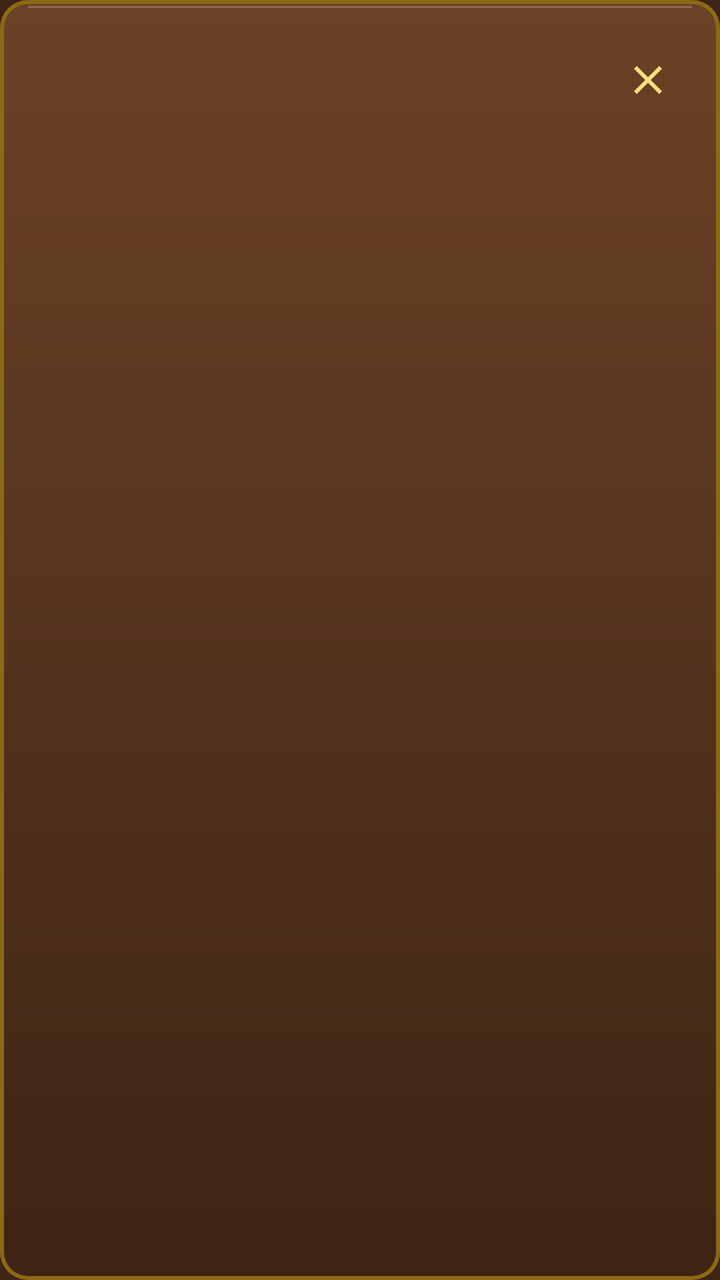
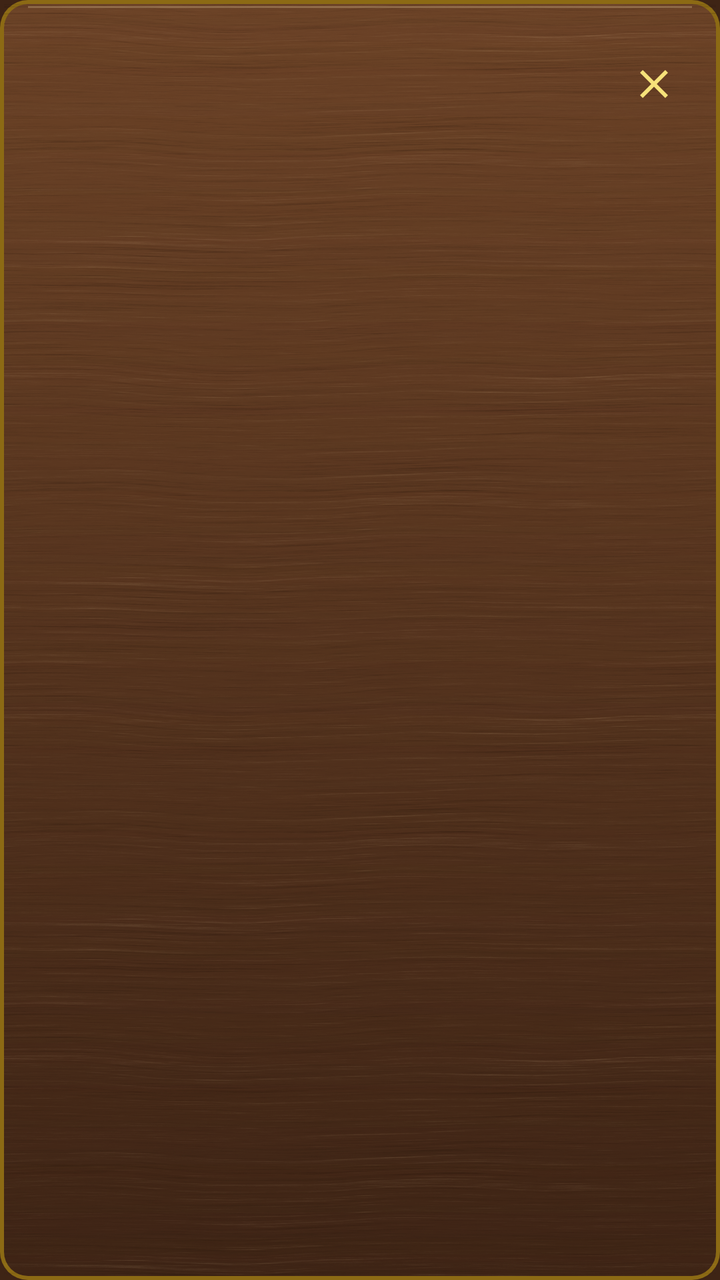

Compare the two renders of this Android layout. The source of the first and the diff that turns it into the second are given below.
<!-- AndroidManifest.xml: application theme Theme.Ready -->
<!-- res/layout/dialog_shelf.xml -->
<?xml version="1.0" encoding="utf-8"?>
<LinearLayout xmlns:android="http://schemas.android.com/apk/res/android"
    android:layout_width="match_parent"
    android:layout_height="wrap_content"
    android:background="@drawable/panel_wood"
    android:focusable="true"
    android:focusableInTouchMode="true"
    android:orientation="vertical"
    android:padding="18dp">

    
    <FrameLayout
        android:layout_width="match_parent"
        android:layout_height="44dp">

        <ImageButton
            android:id="@+id/dialogBack"
            android:layout_width="36dp"
            android:layout_height="44dp"
            android:layout_gravity="start"
            android:background="?attr/selectableItemBackgroundBorderless"
            android:contentDescription="@string/back"
            android:src="@drawable/ic_back"
            android:visibility="gone" />

        <FrameLayout
            android:layout_width="match_parent"
            android:layout_height="match_parent"
            android:layout_marginEnd="76dp"
            android:layout_marginStart="76dp">

            <TextView
                android:id="@+id/dialogTitle"
                style="@style/TitlePlate" />

            
            <EditText
                android:id="@+id/dialogName"
                style="@style/TitlePlate"
                android:layout_width="match_parent"
                android:hint="@string/name"
                android:imeOptions="actionDone|flagNoExtractUi"
                android:importantForAutofill="no"
                android:inputType="textCapSentences|textNoSuggestions"
                android:textColorHint="@color/gold_dark"
                android:visibility="gone" />
        </FrameLayout>

        
        <LinearLayout
            android:id="@+id/dialogIcons"
            android:layout_width="wrap_content"
            android:layout_height="match_parent"
            android:layout_gravity="end"
            android:orientation="horizontal">

            <ImageButton
                android:id="@+id/dialogClose"
                android:layout_width="36dp"
                android:layout_height="44dp"
                android:background="?attr/selectableItemBackgroundBorderless"
                android:contentDescription="@string/close"
                android:src="@drawable/ic_close" />
        </LinearLayout>
    </FrameLayout>

    <LinearLayout
        android:id="@+id/dialogBody"
        android:layout_width="match_parent"
        android:layout_height="wrap_content"
        android:layout_marginTop="16dp"
        android:orientation="horizontal"
        android:visibility="gone">

        <io.github.edoardonegri.ready.RatioImageView
            android:id="@+id/dialogCover"
            android:layout_width="96dp"
            android:layout_height="wrap_content"
            android:layout_marginEnd="16dp"
            android:background="#FF24160D"
            android:elevation="4dp"
            android:importantForAccessibility="no"
            android:scaleType="centerCrop"
            android:visibility="gone" />

        <TextView
            android:id="@+id/dialogDetails"
            android:layout_width="0dp"
            android:layout_height="wrap_content"
            android:layout_weight="1"
            android:fontFamily="serif"
            android:lineSpacingExtra="4dp"
            android:textColor="@color/cream"
            android:textSize="14sp" />
    </LinearLayout>

    <EditText
        android:id="@+id/dialogInput"
        android:layout_width="match_parent"
        android:layout_height="44dp"
        android:layout_marginTop="16dp"
        android:background="@drawable/field"
        android:fontFamily="serif"
        android:imeOptions="actionDone|flagNoExtractUi"
        android:importantForAutofill="no"
        android:inputType="textCapSentences"
        android:paddingEnd="12dp"
        android:paddingStart="12dp"
        android:textColor="@color/cream"
        android:textColorHint="@color/gold_dark"
        android:textSize="16sp"
        android:visibility="gone" />

    
    <ScrollView
        android:id="@+id/dialogScroll"
        android:layout_width="match_parent"
        android:layout_height="wrap_content"
        android:layout_marginTop="6dp"
        android:visibility="gone">

        <LinearLayout
            android:id="@+id/dialogOptions"
            android:layout_width="match_parent"
            android:layout_height="wrap_content"
            android:orientation="vertical" />
    </ScrollView>

    <TextView
        android:id="@+id/dialogPrimary"
        style="@style/BrassButton"
        android:layout_width="match_parent"
        android:layout_marginTop="18dp"
        android:visibility="gone" />
</LinearLayout>
<!-- resources referenced by this layout -->
<resources>
  <color name="cream">#FFF3E6C8</color>
  <color name="gold_dark">#FF8C6A14</color>
  <!-- drawable field (drawable) -->
  <?xml version="1.0" encoding="utf-8"?>
  <shape xmlns:android="http://schemas.android.com/apk/res/android">
      <corners android:radius="6dp" />
      <solid android:color="@color/shelf_back" />
      <stroke
          android:width="1.5dp"
          android:color="@color/gold_dark" />
  </shape>
  <!-- drawable ic_back (drawable) -->
  <vector xmlns:android="http://schemas.android.com/apk/res/android"
      android:width="24dp"
      android:height="24dp"
      android:autoMirrored="true"
      android:viewportWidth="24"
      android:viewportHeight="24">
      <path
          android:fillColor="#FFF6E27A"
          android:pathData="M20,11H7.83l5.59,-5.59L12,4l-8,8 8,8 1.41,-1.41L7.83,13H20v-2z" />
  </vector>
  <!-- drawable panel_wood (drawable) -->
  <?xml version="1.0" encoding="utf-8"?>
  <layer-list xmlns:android="http://schemas.android.com/apk/res/android">
      <item>
          <shape>
              <corners android:radius="14dp" />
              <solid android:color="@color/gold_dark" />
          </shape>
      </item>
      <item android:bottom="2dp" android:left="2dp" android:right="2dp" android:top="2dp">
          <shape>
              <corners android:radius="12dp" />
              <gradient
                  android:angle="270"
                  android:endColor="@color/wood_dark"
                  android:startColor="@color/wood" />
          </shape>
      </item>
      
      <item android:height="1dp" android:gravity="top" android:left="14dp" android:right="14dp" android:top="3dp">
          <shape>
              <solid android:color="#40FFE2B0" />
          </shape>
      </item>
  </layer-list>
  <string name="back">Back</string>
  <string name="close">Close</string>
  <string name="name">Name</string>
  <style name="TitlePlate">
          <item name="android:layout_width">wrap_content</item>
          <item name="android:layout_height">40dp</item>
          <item name="android:layout_gravity">center</item>
          <item name="android:minWidth">132dp</item>
          <item name="android:gravity">center</item>
          <item name="android:paddingStart">26dp</item>
          <item name="android:paddingEnd">26dp</item>
          <item name="android:paddingTop">0dp</item>
          <item name="android:paddingBottom">2dp</item>
          <item name="android:fontFamily">serif</item>
          <item name="android:textStyle">bold</item>
          <item name="android:textSize" tools:ignore="SpUsage">18dp</item>
          <item name="android:textColor">@color/plaque_text</item>
          <item name="android:singleLine">true</item>
          <item name="android:ellipsize">end</item>
          <item name="android:shadowColor">#99FFF6C8</item>
          <item name="android:shadowDy">1</item>
          <item name="android:shadowRadius">1</item>
      </style>
  <color name="shelf_back">#FF2A1A10</color>
  <color name="wood_dark">#FF3E2415</color>
  <color name="wood">#FF6B4226</color>
  <color name="plaque_text">#FF3B2A05</color>
  <color name="gold">#FFD4AF37</color>
  <color name="black">#FF000000</color>
  <!-- unchanged entries left out for length: 3 -->
</resources>

<!-- the commit's change to res/layout/dialog_shelf.xml (unified diff, before → after) -->
@@ -9,25 +9,36 @@
     android:padding="18dp">
 
     
-    <FrameLayout
+    <LinearLayout
         android:layout_width="match_parent"
-        android:layout_height="44dp">
+        android:layout_height="48dp"
+        android:baselineAligned="false"
+        android:gravity="center_vertical"
+        android:orientation="horizontal">
 
-        <ImageButton
-            android:id="@+id/dialogBack"
-            android:layout_width="36dp"
+        <LinearLayout
+            android:id="@+id/dialogStart"
+            android:layout_width="wrap_content"
             android:layout_height="44dp"
-            android:layout_gravity="start"
-            android:background="?attr/selectableItemBackgroundBorderless"
-            android:contentDescription="@string/back"
-            android:src="@drawable/ic_back"
-            android:visibility="gone" />
+            android:minWidth="44dp"
+            android:orientation="horizontal">
+
+            <ImageButton
+                android:id="@+id/dialogBack"
+                android:layout_width="44dp"
+                android:layout_height="44dp"
+                android:paddingStart="0dp"
+                android:paddingEnd="14dp"
+                android:background="?attr/selectableItemBackgroundBorderless"
+                android:contentDescription="@string/back"
+                android:src="@drawable/ic_back"
+                android:visibility="gone" />
+        </LinearLayout>
 
         <FrameLayout
-            android:layout_width="match_parent"
+            android:layout_width="0dp"
             android:layout_height="match_parent"
-            android:layout_marginEnd="76dp"
-            android:layout_marginStart="76dp">
+            android:layout_weight="1">
 
             <TextView
                 android:id="@+id/dialogTitle"
@@ -37,7 +48,6 @@
             <EditText
                 android:id="@+id/dialogName"
                 style="@style/TitlePlate"
-                android:layout_width="match_parent"
                 android:hint="@string/name"
                 android:imeOptions="actionDone|flagNoExtractUi"
                 android:importantForAutofill="no"
@@ -46,53 +56,46 @@
                 android:visibility="gone" />
         </FrameLayout>
 
-        
         <LinearLayout
             android:id="@+id/dialogIcons"
             android:layout_width="wrap_content"
-            android:layout_height="match_parent"
-            android:layout_gravity="end"
+            android:layout_height="44dp"
+            android:gravity="end"
+            android:minWidth="44dp"
             android:orientation="horizontal">
 
             <ImageButton
                 android:id="@+id/dialogClose"
-                android:layout_width="36dp"
+                android:layout_width="44dp"
                 android:layout_height="44dp"
+                android:paddingStart="14dp"
+                android:paddingEnd="0dp"
                 android:background="?attr/selectableItemBackgroundBorderless"
                 android:contentDescription="@string/close"
                 android:src="@drawable/ic_close" />
         </LinearLayout>
-    </FrameLayout>
+    </LinearLayout>
 
-    <LinearLayout
-        android:id="@+id/dialogBody"
+    
+    <TextView
+        android:id="@+id/dialogDetails"
         android:layout_width="match_parent"
         android:layout_height="wrap_content"
         android:layout_marginTop="16dp"
-        android:orientation="horizontal"
-        android:visibility="gone">
+        android:fontFamily="serif"
+        android:lineSpacingExtra="4dp"
+        android:textColor="@color/cream"
+        android:textSize="14sp"
+        android:visibility="gone" />
 
-        <io.github.edoardonegri.ready.RatioImageView
-            android:id="@+id/dialogCover"
-            android:layout_width="96dp"
-            android:layout_height="wrap_content"
-            android:layout_marginEnd="16dp"
-            android:background="#FF24160D"
-            android:elevation="4dp"
-            android:importantForAccessibility="no"
-            android:scaleType="centerCrop"
-            android:visibility="gone" />
-
-        <TextView
-            android:id="@+id/dialogDetails"
-            android:layout_width="0dp"
-            android:layout_height="wrap_content"
-            android:layout_weight="1"
-            android:fontFamily="serif"
-            android:lineSpacingExtra="4dp"
-            android:textColor="@color/cream"
-            android:textSize="14sp" />
-    </LinearLayout>
+    
+    <LinearLayout
+        android:id="@+id/dialogGrid"
+        android:layout_width="match_parent"
+        android:layout_height="wrap_content"
+        android:layout_marginTop="6dp"
+        android:orientation="vertical"
+        android:visibility="gone" />
 
     <EditText
         android:id="@+id/dialogInput"
@@ -126,6 +129,41 @@
             android:orientation="vertical" />
     </ScrollView>
 
+    
+    <View
+        android:id="@+id/dialogRule"
+        android:layout_width="match_parent"
+        android:layout_height="1dp"
+        android:layout_marginTop="16dp"
+        android:background="@color/gold_dark"
+        android:visibility="gone" />
+
+    <LinearLayout
+        android:id="@+id/dialogPair"
+        android:layout_width="match_parent"
+        android:layout_height="wrap_content"
+        android:layout_marginTop="6dp"
+        android:baselineAligned="false"
+        android:orientation="horizontal"
+        android:visibility="gone">
+
+        <TextView
+            android:id="@+id/dialogFirst"
+            style="@style/BrassButton"
+            android:layout_width="0dp"
+            android:layout_marginEnd="5dp"
+            android:layout_marginTop="10dp"
+            android:layout_weight="1" />
+
+        <TextView
+            android:id="@+id/dialogSecond"
+            style="@style/BrassButton"
+            android:layout_width="0dp"
+            android:layout_marginStart="5dp"
+            android:layout_marginTop="10dp"
+            android:layout_weight="1" />
+    </LinearLayout>
+
     <TextView
         android:id="@+id/dialogPrimary"
         style="@style/BrassButton"
<!-- resource entries referenced after the edit -->
@@ -41,6 +41,10 @@
           </shape>
       </item>
       
+      <item android:width="1dp" android:height="1dp" android:gravity="fill" android:bottom="2dp" android:left="2dp" android:right="2dp" android:top="2dp">
+          <bitmap android:src="@drawable/wood_grain" android:tileMode="repeat" />
+      </item>
+      
       <item android:height="1dp" android:gravity="top" android:left="14dp" android:right="14dp" android:top="3dp">
           <shape>
               <solid android:color="#40FFE2B0" />
@@ -51,10 +55,11 @@
   <string name="close">Close</string>
   <string name="name">Name</string>
   <style name="TitlePlate">
-          <item name="android:layout_width">wrap_content</item>
-          <item name="android:layout_height">40dp</item>
+          <item name="android:layout_width">match_parent</item>
+          <item name="android:layout_height">45dp</item>
           <item name="android:layout_gravity">center</item>
-          <item name="android:minWidth">132dp</item>
+          <item name="android:layout_marginStart">4dp</item>
+          <item name="android:layout_marginEnd">4dp</item>
           <item name="android:gravity">center</item>
           <item name="android:paddingStart">26dp</item>
           <item name="android:paddingEnd">26dp</item>
@@ -64,7 +69,13 @@
           <item name="android:textStyle">bold</item>
           <item name="android:textSize" tools:ignore="SpUsage">18dp</item>
           <item name="android:textColor">@color/plaque_text</item>
-          <item name="android:singleLine">true</item>
+          <item name="android:maxLines">2</item>
+          <item name="autoSizeTextType">uniform</item>
+          <item name="autoSizeMinTextSize">12dp</item>
+          <item name="autoSizeMaxTextSize">18dp</item>
+          <item name="autoSizeStepGranularity">1dp</item>
+          <item name="android:lineSpacingMultiplier">0.85</item>
+          <item name="android:includeFontPadding">false</item>
           <item name="android:ellipsize">end</item>
           <item name="android:shadowColor">#99FFF6C8</item>
           <item name="android:shadowDy">1</item>
@@ -73,6 +84,7 @@
   <color name="shelf_back">#FF2A1A10</color>
   <color name="wood_dark">#FF3E2415</color>
   <color name="wood">#FF6B4226</color>
+  <!-- drawable wood_grain: png bitmap (drawable-nodpi, 186591 bytes) -->
   <color name="plaque_text">#FF3B2A05</color>
   <color name="gold">#FFD4AF37</color>
   <color name="black">#FF000000</color>
